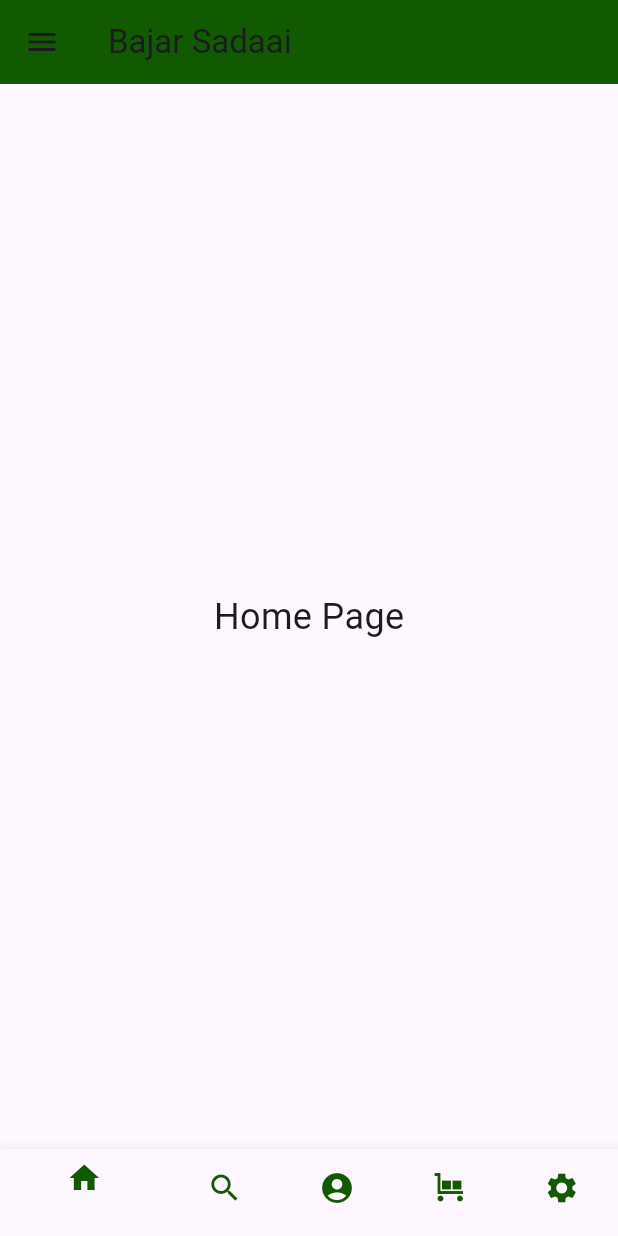
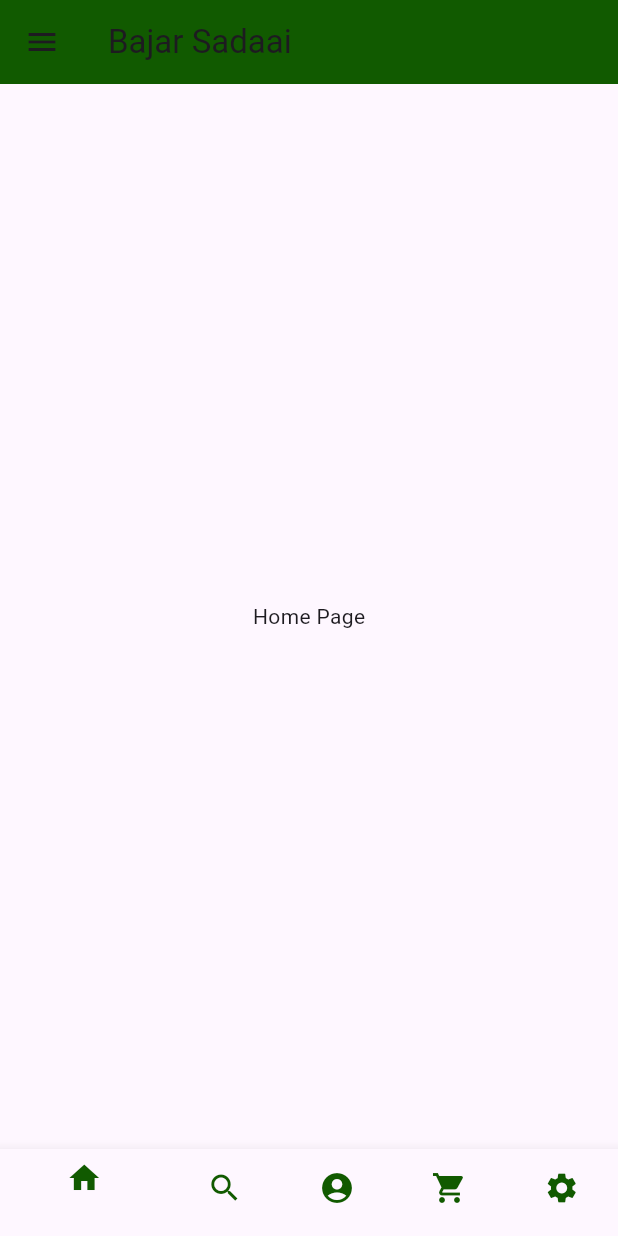
Before and after one commit to fiftee15n/advanced_ui, a Flutter app: the screen it shows after launch, on a phone screen of 412 x 824 dp. Run offline on Flutter 3.47's test engine with Material 3 defaults, Android fonts, the phone set to English and light mode, and no system bars.

```diff
--- /dev/null
+++ b/lib/body.dart
@@ -0,0 +1,60 @@
+import 'package:flutter/material.dart';
+
+class AppBody extends StatefulWidget {
+  const AppBody({Key? key}) : super(key: key);
+
+  @override
+  State<AppBody> createState() => _AppBodyState();
+}
+
+class _AppBodyState extends State<AppBody> {
+  int _selectedIndex = 0;
+
+  final List<Widget> _pages = [
+    const Center(child: Text('Home Page')),
+    const Center(child: Text('Search Page')),
+    const Center(child: Text('Profile Page')),
+    const Center(child: Text('Messages Page')),
+    const Center(child: Text('Settings Page')),
+  ];
+
+  void _onItemTapped(int index) {
+    setState(() {
+      _selectedIndex = index;
+    });
+  }
+
+  @override
+  Widget build(BuildContext context) {
+    return Scaffold(
+      body: _pages[_selectedIndex],
+      bottomNavigationBar: BottomNavigationBar(
+        backgroundColor: Colors.white,
+        currentIndex: _selectedIndex,
+        onTap: _onItemTapped,
+        items: const [
+          BottomNavigationBarItem(
+            icon: Icon(Icons.home, color: Color.fromARGB(255, 17, 90, 0)),
+            label: 'Home',
+          ),
+          BottomNavigationBarItem(
+            icon: Icon(Icons.search, color: Color.fromARGB(255, 17, 90, 0)),
+            label: 'Search',
+          ),
+          BottomNavigationBarItem(
+            icon: Icon(Icons.account_circle, color: Color.fromARGB(255, 17, 90, 0)),
+            label: 'Profile',
+          ),
+          BottomNavigationBarItem(
+            icon: Icon(Icons.shopping_cart, color: Color.fromARGB(255, 17, 90, 0)),
+            label: 'Messages',
+          ),
+          BottomNavigationBarItem(
+            icon: Icon(Icons.settings, color: Color.fromARGB(255, 17, 90, 0)),
+            label: 'Settings',
+          ),
+        ],
+      ),
+    );
+  }
+}
--- a/lib/main.dart
+++ b/lib/main.dart
@@ -1,4 +1,5 @@
 import 'package:flutter/material.dart';
+import 'package:flutter_application_1/body.dart';
 
 void main() {
   runApp(MyApp());
@@ -20,7 +21,7 @@ class MyHomePage extends StatefulWidget {
 }
 
 class _MyHomePageState extends State<MyHomePage> {
-  int _selectedIndex = 0;
+  int _selectedIndex = 2;
 
   // List of widgets for each bottom navigation bar item
   final List<Widget> _pages = [
@@ -112,34 +113,9 @@ class _MyHomePageState extends State<MyHomePage> {
           ),
         ),
       ),
-      body: _pages[_selectedIndex],
-      bottomNavigationBar: BottomNavigationBar(
-        backgroundColor: const Color.fromARGB(255, 255, 255, 255),
-        items: const [
-          BottomNavigationBarItem(
-            icon: Icon(Icons.home, color:const Color.fromARGB(255, 17, 90, 0)),
-            label: 'Home',
-          ),
-          BottomNavigationBarItem(
-            icon: Icon(Icons.search, color:const Color.fromARGB(255, 17, 90, 0)),
-            label: 'Search',
-          ),
-          BottomNavigationBarItem(
-            icon: Icon(Icons.account_circle, color: const Color.fromARGB(255, 17, 90, 0)),
-            label: 'Profile',
-          ),
-          BottomNavigationBarItem(
-            icon: Icon(Icons.trolley, color: const Color.fromARGB(255, 17, 90, 0)),
-            label: 'Messages',
-          ),
-          BottomNavigationBarItem(
-            icon: Icon(Icons.settings, color: const Color.fromARGB(255, 17, 90, 0)),
-            label: 'Settings',
-          ),
-        ],
-        currentIndex: _selectedIndex,
-        onTap: _onItemTapped,
-      ),
+      body:
+      AppBody(),
+
     );
   }
 }
```
